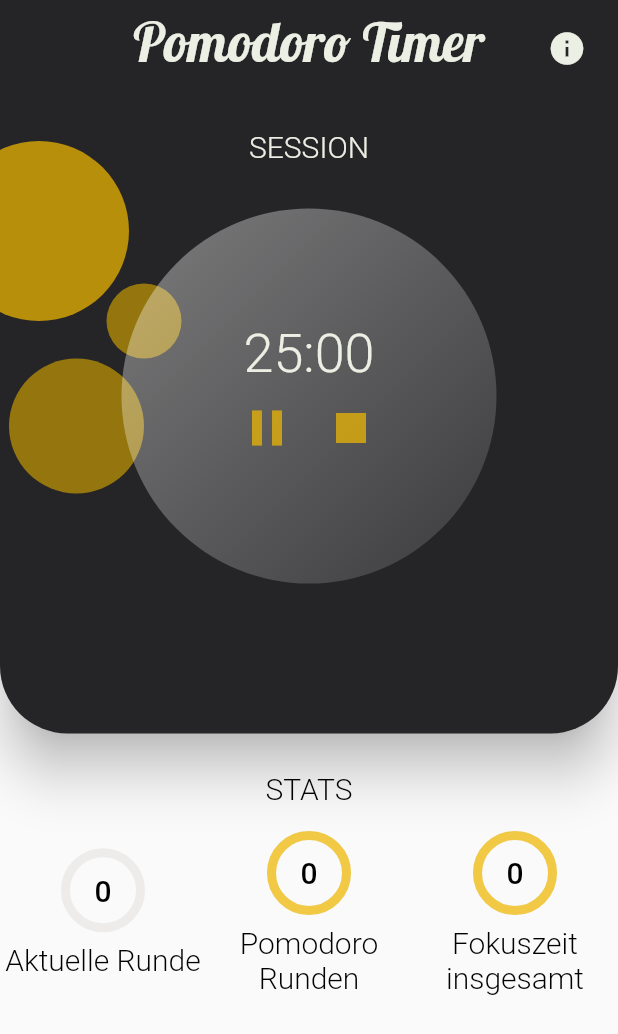
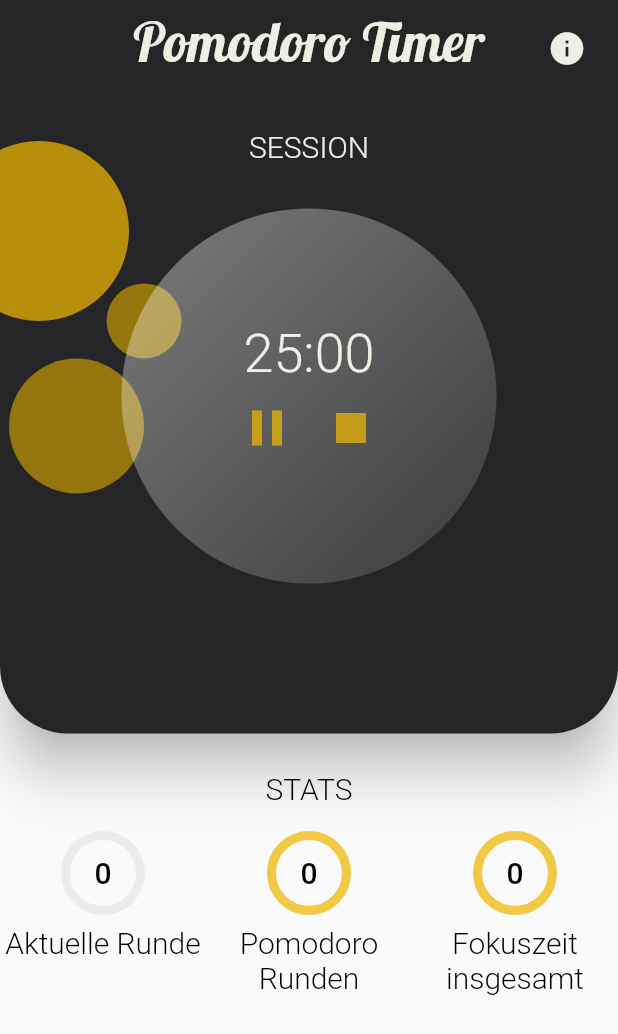
Before and after one commit to franci3/pomodoro-app, a Flutter app: the screen it shows after launch, after a tap on the "play arrow" icon, on a phone screen of 412 x 824 dp. Shown: the top 1034 px of the screen. Run offline on Flutter 3.47's test engine with Material 2 defaults, Android fonts, the phone set to English and light mode, and no system bars; our stand-ins replace audioplayers, get, get_storage; statements that could not run were skipped.

Commit message:
First Pub

```diff
--- a/lib/main.dart
+++ b/lib/main.dart
@@ -1,4 +1,5 @@
 import 'package:flutter/material.dart';
+import 'package:flutter/services.dart';
 import 'package:get/get.dart';
 import 'package:get_storage/get_storage.dart';
 import 'package:pomodoro_app/assets/custom_theme.dart';
@@ -6,6 +7,8 @@ import 'package:pomodoro_app/screens/home.dart';
 import 'package:pomodoro_app/states/statistics_controller.dart';
 
 void main() async {
+  WidgetsFlutterBinding.ensureInitialized();
+  SystemChrome.setPreferredOrientations([DeviceOrientation.portraitUp]);
   Paint.enableDithering = true;
   await GetStorage.init();
   Get.put(StatisticsController());
--- a/lib/screens/statistics_screen.dart
+++ b/lib/screens/statistics_screen.dart
@@ -25,6 +25,7 @@ class StatisticsScreen extends StatelessWidget {
           Obx(
             () => Row(
               mainAxisAlignment: MainAxisAlignment.spaceEvenly,
+              crossAxisAlignment: CrossAxisAlignment.start,
               children: [
                 StatsCircle(
                   innerCircleText: homeController.roundCount.toString(),
--- a/pubspec.yaml
+++ b/pubspec.yaml
@@ -35,6 +35,12 @@ dependencies:
 dev_dependencies:
   flutter_test:
     sdk: flutter
+  flutter_launcher_icons: "^0.8.0"
+
+flutter_icons:
+  android: "launcher_icon"
+  ios: true
+  image_path: "lib/assets/icon/pomodoro.png"
 
 # For information on the generic Dart part of this file, see the
 # following page: https://dart.dev/tools/pub/pubspec
```
Also changed, not shown: lib/assets/icon/pomodoro.png (added), pubspec.lock, 24 other files.
